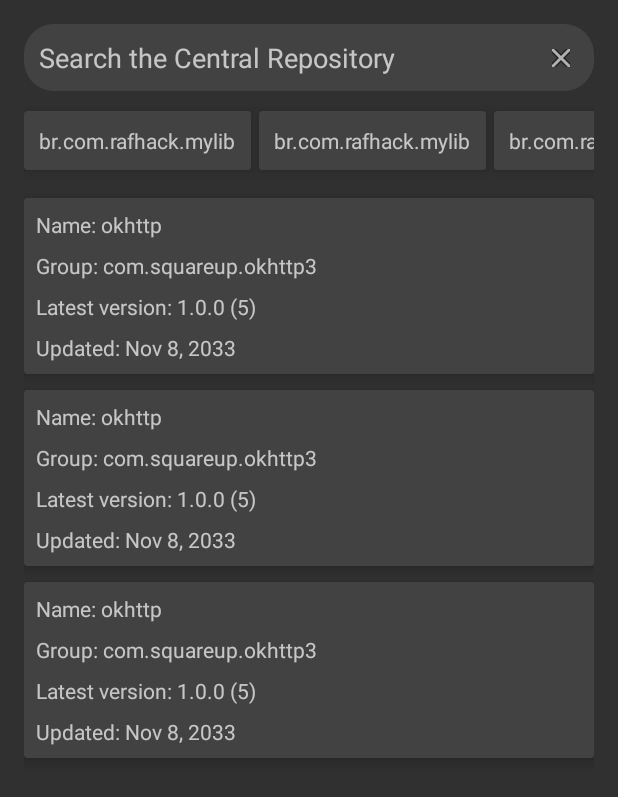
After one commit to Rafhack/MavenMe, an Android app: the layout activity_maven_search.xml on its own in the app's theme, with its tools: preview values and no code run, on a phone screen of 412 x 824 dp. The commit adds this screen. Shown: the top 797 px of the screen. Run offline under Robolectric (Android 15) with nearby library versions, the phone set to English and light mode, and no system bars.

Commit message:
Dependency search Suggestions

```diff
--- a/app/build.gradle
+++ b/app/build.gradle
@@ -32,6 +32,7 @@
     implementation "org.jetbrains.kotlin:kotlin-stdlib-jdk7:$kotlin_version"
     implementation 'com.android.support:appcompat-v7:27.1.1'
     implementation 'com.android.support.constraint:constraint-layout:1.1.2'
+    implementation 'com.android.support:cardview-v7:27.1.1'
 
     //Firebase
     implementation 'com.google.firebase:firebase-core:16.0.3'
--- a/app/src/main/AndroidManifest.xml
+++ b/app/src/main/AndroidManifest.xml
@@ -12,7 +12,7 @@
         android:theme="@style/AppTheme">
         <activity
             android:name=".myDependencies.MyDependenciesActivity"
-            android:label="@string/title_activity_my_dependencies"
+            android:screenOrientation="portrait"
             android:theme="@style/AppTheme.NoActionBar">
             <intent-filter>
                 <action android:name="android.intent.action.MAIN" />
@@ -21,6 +21,10 @@
                 <category android:name="android.intent.category.LAUNCHER" />
             </intent-filter>
         </activity>
+        <activity
+            android:name=".mavenSearch.MavenSearchActivity"
+            android:screenOrientation="portrait"
+            android:theme="@style/AppTheme.NoActionBar" />
     </application>
 
 </manifest>
--- a/app/src/main/java/com/firebaseapp/mavenuptodate/mavenme/data/entities/MavenSearchAtifact.kt
+++ b/app/src/main/java/com/firebaseapp/mavenuptodate/mavenme/data/entities/MavenSearchArtifact.kt
@@ -2,7 +2,7 @@
 
 import com.google.gson.annotations.SerializedName
 
-data class MavenSearchAtifact (
+data class MavenSearchArtifact (
         var id: String = "",
         @SerializedName("g")
         var group: String = "",
--- a/app/src/main/java/com/firebaseapp/mavenuptodate/mavenme/data/entities/MavenSearchResponse.kt
+++ b/app/src/main/java/com/firebaseapp/mavenuptodate/mavenme/data/entities/MavenSearchResponse.kt
@@ -2,6 +2,5 @@
 
 data class MavenSearchResponse(
         var numFound: Int = 0,
-        var start: Int = 0,
-        var docs: ArrayList<MavenSearchAtifact> = arrayListOf()
+        var docs: ArrayList<MavenSearchArtifact> = arrayListOf()
 )
--- /dev/null
+++ b/app/src/main/res/drawable/shape_edit_text_background.xml
@@ -0,0 +1,13 @@
+<?xml version="1.0" encoding="utf-8"?>
+<shape xmlns:android="http://schemas.android.com/apk/res/android"
+    android:shape="rectangle">
+
+    <solid android:color="@color/darkGray" />
+    <corners android:radius="20dp" />
+    <padding
+        android:bottom="10dp"
+        android:left="10dp"
+        android:right="10dp"
+        android:top="10dp" />
+
+</shape>
--- /dev/null
+++ b/app/src/main/res/layout/activity_maven_search.xml
@@ -0,0 +1,73 @@
+<?xml version="1.0" encoding="utf-8"?>
+<android.support.constraint.ConstraintLayout xmlns:android="http://schemas.android.com/apk/res/android"
+    xmlns:app="http://schemas.android.com/apk/res-auto"
+    xmlns:tools="http://schemas.android.com/tools"
+    android:layout_width="match_parent"
+    android:layout_height="match_parent"
+    android:animateLayoutChanges="true"
+    tools:context=".mavenSearch.MavenSearchActivity">
+
+    <android.support.v7.widget.RecyclerView
+        android:id="@+id/rcvSearchResults"
+        android:layout_width="match_parent"
+        android:layout_height="0dp"
+        android:layout_marginBottom="8dp"
+        android:layout_marginEnd="16dp"
+        android:layout_marginStart="16dp"
+        android:layout_marginTop="8dp"
+        app:layoutManager="android.support.v7.widget.LinearLayoutManager"
+        app:layout_constraintBottom_toBottomOf="parent"
+        app:layout_constraintEnd_toEndOf="parent"
+        app:layout_constraintStart_toStartOf="parent"
+        app:layout_constraintTop_toBottomOf="@+id/rcvSuggestions"
+        tools:listitem="@layout/search_result_item" />
+
+    <EditText
+        android:id="@+id/edtSearch"
+        android:layout_width="0dp"
+        android:layout_height="wrap_content"
+        android:layout_marginEnd="16dp"
+        android:layout_marginStart="16dp"
+        android:layout_marginTop="16dp"
+        android:background="@drawable/shape_edit_text_background"
+        android:ems="10"
+        android:hint="@string/search_dependency_name"
+        android:inputType="textPersonName"
+        app:layout_constraintEnd_toEndOf="parent"
+        app:layout_constraintStart_toStartOf="parent"
+        app:layout_constraintTop_toTopOf="parent" />
+
+    <ImageButton
+        android:id="@+id/imbClearSearch"
+        android:layout_width="12dp"
+        android:layout_height="12dp"
+        android:layout_marginBottom="8dp"
+        android:layout_marginEnd="16dp"
+        android:layout_marginTop="8dp"
+        android:background="?android:attr/selectableItemBackground"
+        android:clickable="true"
+        android:contentDescription="@android:string/cancel"
+        android:focusable="true"
+        android:padding="12dp"
+        android:src="@android:drawable/ic_menu_close_clear_cancel"
+        app:layout_constraintBottom_toBottomOf="@+id/edtSearch"
+        app:layout_constraintEnd_toEndOf="@+id/edtSearch"
+        app:layout_constraintTop_toTopOf="@+id/edtSearch" />
+
+    <android.support.v7.widget.RecyclerView
+        android:id="@+id/rcvSuggestions"
+        android:layout_width="0dp"
+        android:layout_height="wrap_content"
+        android:layout_marginEnd="16dp"
+        android:layout_marginStart="16dp"
+        android:layout_marginTop="8dp"
+        android:orientation="horizontal"
+        android:visibility="gone"
+        app:layoutManager="android.support.v7.widget.LinearLayoutManager"
+        app:layout_constraintEnd_toEndOf="parent"
+        app:layout_constraintStart_toStartOf="parent"
+        app:layout_constraintTop_toBottomOf="@+id/edtSearch"
+        tools:listitem="@layout/suggestion_item"
+        tools:visibility="visible" />
+
+</android.support.constraint.ConstraintLayout>
--- /dev/null
+++ b/app/src/main/res/layout/search_result_item.xml
@@ -0,0 +1,70 @@
+<?xml version="1.0" encoding="utf-8"?>
+<android.support.v7.widget.CardView xmlns:android="http://schemas.android.com/apk/res/android"
+    xmlns:app="http://schemas.android.com/apk/res-auto"
+    xmlns:tools="http://schemas.android.com/tools"
+    android:layout_width="match_parent"
+    android:layout_height="wrap_content"
+    android:layout_marginTop="5dp"
+    android:layout_marginBottom="5dp"
+    android:clickable="true"
+    android:focusable="true"
+    android:foreground="?android:attr/selectableItemBackground"
+    app:cardElevation="5dp">
+
+    <android.support.constraint.ConstraintLayout
+        android:layout_width="match_parent"
+        android:layout_height="wrap_content">
+
+        <TextView
+            android:id="@+id/tvwArtifactName"
+            android:layout_width="0dp"
+            android:layout_height="wrap_content"
+            android:layout_marginEnd="8dp"
+            android:layout_marginStart="8dp"
+            android:layout_marginTop="8dp"
+            app:layout_constraintEnd_toEndOf="parent"
+            app:layout_constraintStart_toStartOf="parent"
+            app:layout_constraintTop_toTopOf="parent"
+            tools:text="Name: okhttp" />
+
+        <TextView
+            android:id="@+id/tvwArtifactGroup"
+            android:layout_width="0dp"
+            android:layout_height="wrap_content"
+            android:layout_marginEnd="8dp"
+            android:layout_marginStart="8dp"
+            android:layout_marginTop="8dp"
+            app:layout_constraintEnd_toEndOf="parent"
+            app:layout_constraintStart_toStartOf="parent"
+            app:layout_constraintTop_toBottomOf="@+id/tvwArtifactName"
+            tools:text="Group: com.squareup.okhttp3" />
+
+        <TextView
+            android:id="@+id/tvwVersion"
+            android:layout_width="0dp"
+            android:layout_height="wrap_content"
+            android:layout_marginEnd="8dp"
+            android:layout_marginStart="8dp"
+            android:layout_marginTop="8dp"
+            app:layout_constraintEnd_toEndOf="parent"
+            app:layout_constraintStart_toStartOf="parent"
+            app:layout_constraintTop_toBottomOf="@+id/tvwArtifactGroup"
+            tools:text="Latest version: 1.0.0 (5)" />
+
+        <TextView
+            android:id="@+id/tvwLastUpdated"
+            android:layout_width="0dp"
+            android:layout_height="wrap_content"
+            android:layout_marginBottom="8dp"
+            android:layout_marginEnd="8dp"
+            android:layout_marginStart="8dp"
+            android:layout_marginTop="8dp"
+            app:layout_constraintBottom_toBottomOf="parent"
+            app:layout_constraintEnd_toEndOf="parent"
+            app:layout_constraintStart_toStartOf="parent"
+            app:layout_constraintTop_toBottomOf="@+id/tvwVersion"
+            tools:text="Updated: Nov 8, 2033" />
+
+    </android.support.constraint.ConstraintLayout>
+
+</android.support.v7.widget.CardView>
--- /dev/null
+++ b/app/src/main/res/layout/suggestion_item.xml
@@ -0,0 +1,22 @@
+<?xml version="1.0" encoding="utf-8"?>
+<android.support.v7.widget.CardView xmlns:android="http://schemas.android.com/apk/res/android"
+    xmlns:app="http://schemas.android.com/apk/res-auto"
+    xmlns:tools="http://schemas.android.com/tools"
+    android:layout_width="wrap_content"
+    android:layout_height="wrap_content"
+    android:layout_marginEnd="5dp"
+    android:layout_marginTop="5dp"
+    android:layout_marginBottom="5dp"
+    android:clickable="true"
+    android:focusable="true"
+    android:foreground="?android:attr/selectableItemBackground"
+    app:cardElevation="5dp">
+
+    <TextView
+        android:id="@+id/suggestion_item_tvw_suggestion"
+        android:layout_width="wrap_content"
+        android:layout_height="wrap_content"
+        android:padding="10dp"
+        tools:text="br.com.rafhack.mylib" />
+
+</android.support.v7.widget.CardView>
--- a/app/src/main/res/values/colors.xml
+++ b/app/src/main/res/values/colors.xml
@@ -3,4 +3,5 @@
     <color name="primaryColor">#b71c1c</color>
     <color name="primaryLightColor">#f05545</color>
     <color name="primaryDarkColor">#7f0000</color>
+    <color name="darkGray">#424242</color>
 </resources>
--- a/app/src/main/res/values/strings.xml
+++ b/app/src/main/res/values/strings.xml
@@ -1,6 +1,12 @@
 <resources>
     <string name="app_name">MavenMe</string>
     <string name="title_activity_my_dependencies">My Dependencies</string>
+    <string name="title_activity_maven_search">Search dependencies</string>
     <string name="sign_in_to_view_dependencies">To load personal dependencies, please attach a Google account</string>
     <string name="you_dont_have_dependencies">You don\'t have dependencies yet!</string>
+    <string name="search_dependency_name">Search the Central Repository</string>
+    <string name="name"><![CDATA[<b>Name:</b> %s]]></string>
+    <string name="group"><![CDATA[<b>Group:</b> %s]]></string>
+    <string name="latest_version"><![CDATA[<b>Latest version:</b> %s (%s)]]></string>
+    <string name="last_updated"><![CDATA[<b>Last updated:</b> %s]]></string>
 </resources>
```
Also changed, not shown: app/src/main/java/com/firebaseapp/mavenuptodate/mavenme/data/domain/MavenSearchInteractor.kt (added, +23 -0 lines), app/src/main/java/com/firebaseapp/mavenuptodate/mavenme/data/remote/services/MavenSearchService.kt (added, +13 -0 lines), app/src/main/java/com/firebaseapp/mavenuptodate/mavenme/mavenSearch/MavenSearchActivity.kt (added, +93 -0 lines), app/src/main/java/com/firebaseapp/mavenuptodate/mavenme/mavenSearch/MavenSearchAdapter.kt (added, +57 -0 lines), app/src/main/java/com/firebaseapp/mavenuptodate/mavenme/mavenSearch/MavenSearchContract.kt (added, +16 -0 lines), app/src/main/java/com/firebaseapp/mavenuptodate/mavenme/mavenSearch/MavenSearchPresenter.kt (added, +41 -0 lines), app/src/main/java/com/firebaseapp/mavenuptodate/mavenme/mavenSearch/MavenSuggestionAdapter.kt (added, +33 -0 lines), app/src/main/java/com/firebaseapp/mavenuptodate/mavenme/myDependencies/MyDependenciesActivity.kt (+7 -1 lines).
